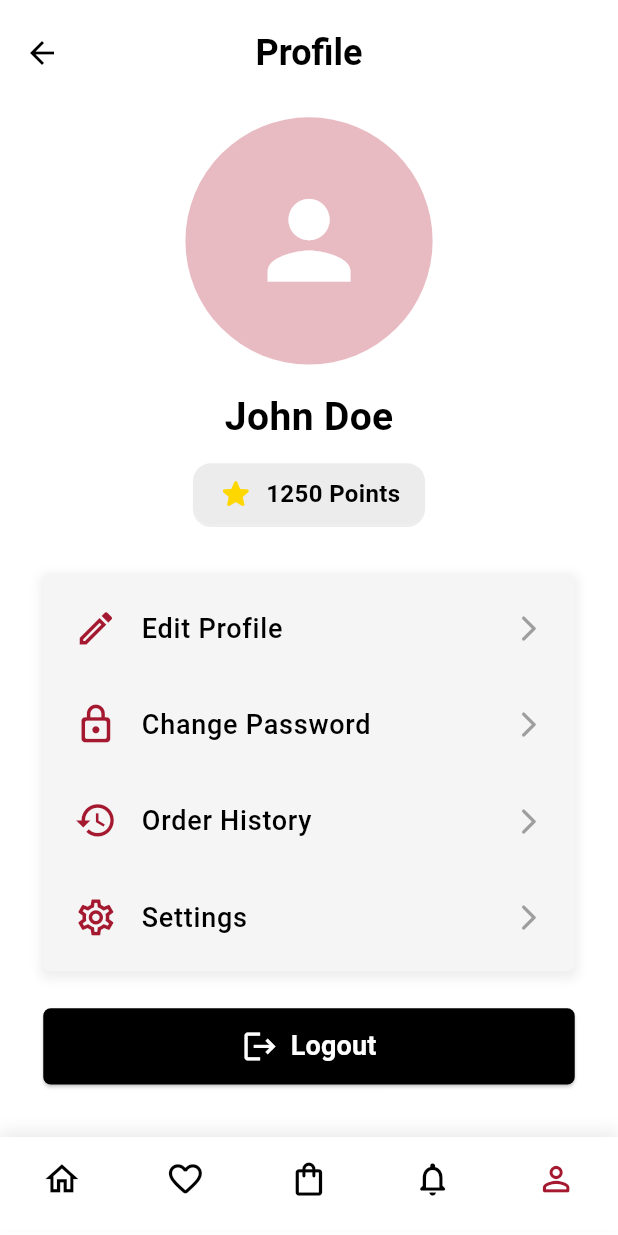
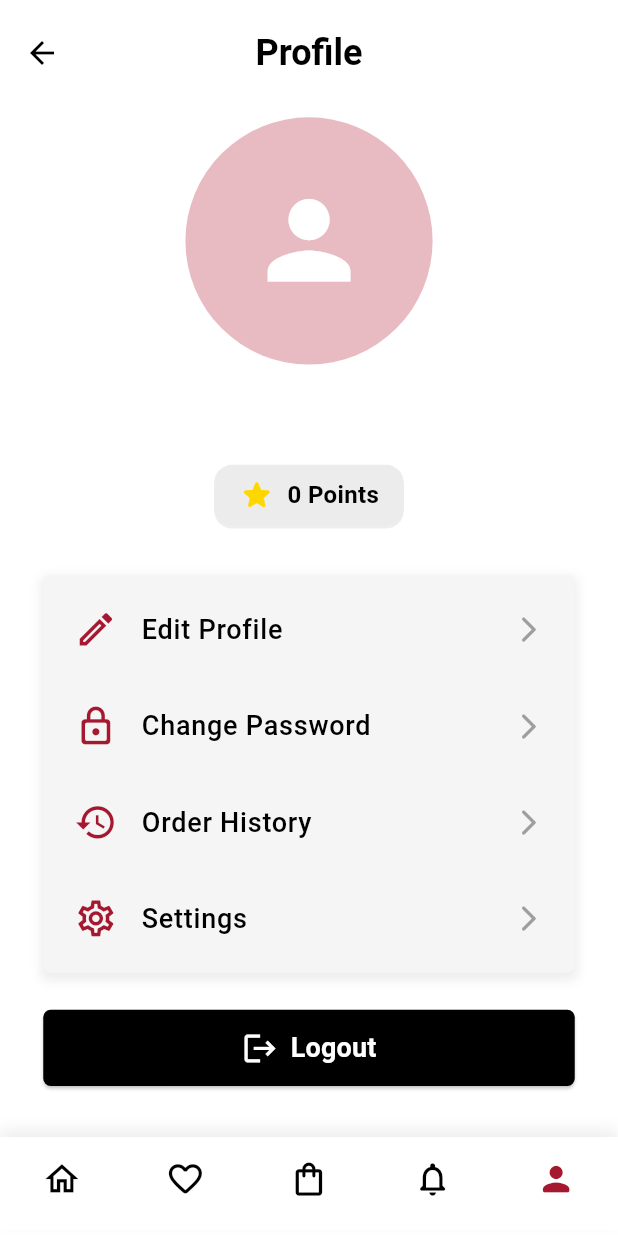
Before and after one commit to iSeFz/ELEVATE-Mobile, a Flutter app: the MainPage screen opened directly with empty values, on a phone screen of 412 x 824 dp. Run offline on Flutter 3.47's test engine with Material 3 defaults, Android fonts, the phone set to English and light mode, and no system bars; our stand-ins replace bloc, firebase_auth, firebase_core, flutter_bloc, google_sign_in; accounts and stored records are empty.

Commit message:
Added profile cubit implementation Updated all state changes in the profile page to be handled by the profile cubit Separated the profile page option widget into a new file Added loyalty points and image URL to the customer model Updated the main page to pass the customer object to the profile page as a widget parameter

```diff
--- a/elevate/lib/features/auth/data/models/customer.dart
+++ b/elevate/lib/features/auth/data/models/customer.dart
@@ -7,6 +7,8 @@ class Customer {
   String? username;
   String? password;
   String? phoneNumber;
+  String? imageURL;
+  int? loyaltyPoints;
 
   // Default constructor
   Customer({
@@ -17,6 +19,8 @@ class Customer {
     this.username,
     this.password,
     this.phoneNumber,
+    this.imageURL,
+    this.loyaltyPoints,
   });
 
   // Parameterized constructor with null safety
@@ -28,6 +32,8 @@ class Customer {
     username = map['username']?.toString();
     password = map['password']?.toString();
     phoneNumber = map['phoneNumber']?.toString();
+    imageURL = map['imageURL']?.toString();
+    loyaltyPoints = map['loyaltyPoints'] as int?;
   }
 
   // Getter to return a map of the converted customer object
@@ -40,6 +46,8 @@ class Customer {
       'username': username,
       'password': password,
       'phoneNumber': phoneNumber,
+      'imageURL': imageURL,
+      'loyaltyPoints': loyaltyPoints,
     };
   }
 }
--- a/elevate/lib/features/common/main_page.dart
+++ b/elevate/lib/features/common/main_page.dart
@@ -29,7 +29,7 @@ class _MainPageState extends State<MainPage> {
       WishlistPage(userID: widget.customer.id!),
       CartPage(),
       NotificationsPage(),
-      ProfilePage(),
+      ProfilePage(customer: widget.customer),
     ];
   }
 
@@ -113,7 +113,13 @@ class _MainPageState extends State<MainPage> {
                 label: '',
               ),
               BottomNavigationBarItem(
-                icon: Center(child: Icon(Icons.person_outline_rounded)),
+                icon: Center(
+                  child: Icon(
+                    _selectedIndex == 4
+                        ? Icons.person_rounded
+                        : Icons.person_outline_rounded,
+                  ),
+                ),
                 label: '',
               ),
             ],
--- /dev/null
+++ b/elevate/lib/features/profile/presentation/cubits/profile_cubit.dart
@@ -0,0 +1,31 @@
+import 'package:flutter_bloc/flutter_bloc.dart';
+import '/../features/auth/data/models/customer.dart';
+import 'profile_state.dart';
+
+class ProfileCubit extends Cubit<ProfileState> {
+  ProfileCubit() : super(ProfileInitial());
+
+  Customer? _customer;
+
+  // Getters for easier access to customer data
+  Customer? get customer => _customer;
+
+  String get fullName => '${_customer!.firstName} ${_customer!.lastName}'.trim();
+
+  String get loyaltyPoints => '${_customer!.loyaltyPoints.toString()} Points';
+
+  // Initialize customer data at the start
+  void initializeCustomer(Customer? customer) {
+    emit(ProfileLoading());
+    try {
+      if (customer == null) {
+        throw Exception("Customer data is not available");
+      }
+      // Save a copy of the customer data
+      _customer = customer;
+      emit(ProfileLoaded());
+    } catch (e) {
+      emit(ProfileError(message: e.toString()));
+    }
+  }
+}
--- /dev/null
+++ b/elevate/lib/features/profile/presentation/cubits/profile_state.dart
@@ -0,0 +1,13 @@
+abstract class ProfileState {}
+
+class ProfileInitial extends ProfileState {}
+
+class ProfileLoading extends ProfileState {}
+
+class ProfileLoaded extends ProfileState {}
+
+class ProfileError extends ProfileState {
+  final String message;
+
+  ProfileError({required this.message});
+}
--- a/elevate/lib/features/profile/presentation/screens/profile_page.dart
+++ b/elevate/lib/features/profile/presentation/screens/profile_page.dart
@@ -1,33 +1,34 @@
 import 'package:flutter/material.dart';
 import 'package:flutter_bloc/flutter_bloc.dart';
-import '../../../../cubits/customer_cubit.dart';
 import 'edit_profile_page.dart';
 import '../../../../core/utils/google_utils.dart';
 import 'change_password_page.dart';
 import '../../../auth/presentation/screens/login_page.dart';
+import '../../../auth/data/models/customer.dart';
+import '../../../profile/presentation/cubits/profile_cubit.dart';
+import '../../../profile/presentation/cubits/profile_state.dart';
+import '../../../profile/presentation/widgets/profile_page_option.dart';
 
 // Profile Page
-class ProfilePage extends StatefulWidget {
-  const ProfilePage({super.key});
+class ProfilePage extends StatelessWidget {
+  final Customer customer;
+  const ProfilePage({super.key, required this.customer});
 
-  @override
-  State<ProfilePage> createState() => _ProfilePageState();
-}
-
-class _ProfilePageState extends State<ProfilePage> {
   @override
   Widget build(BuildContext context) {
     final screenWidth = MediaQuery.of(context).size.width;
     final screenHeight = MediaQuery.of(context).size.height;
-    final theme = Theme.of(context); // Get theme data
+    final theme = Theme.of(context);
 
-    return Scaffold(
+    return BlocProvider(
+      create: (context) => ProfileCubit()..initializeCustomer(customer),
+      child: Scaffold(
         backgroundColor: Colors.white,
         appBar: AppBar(
           toolbarHeight: 70,
           centerTitle: true,
-        backgroundColor: Colors.white,                // add shadow below
-        shadowColor: Colors.black.withOpacity(0.25), // subtle black shadow
+          backgroundColor: Colors.white,
+          shadowColor: Colors.black26,
           title: Text(
             'Profile',
             style: TextStyle(
@@ -46,10 +47,10 @@ class _ProfilePageState extends State<ProfilePage> {
             ),
             child: Column(
               children: [
+                // Customer profile photo
                 CircleAvatar(
                   radius: screenWidth * 0.2,
-                backgroundColor:
-                    theme.colorScheme.tertiary, // Theme color
+                  backgroundColor: theme.colorScheme.tertiary,
                   child: Icon(
                     Icons.person,
                     size: screenWidth * 0.2,
@@ -57,32 +58,15 @@ class _ProfilePageState extends State<ProfilePage> {
                   ),
                 ),
                 SizedBox(height: screenHeight * 0.02),
-              BlocBuilder<CustomerCubit, CustomerState>(
+                // Customer name field
+                BlocBuilder<ProfileCubit, ProfileState>(
                   builder: (context, state) {
-                  if (state is CustomerLoaded) {
-                    // Combine firstName and lastName for fullName
-                    final fullName =
-                        '${state.customer.firstName ?? ''} ${state.customer.lastName ?? ''}';
+                    String displayName =
+                        state is ProfileLoaded
+                            ? context.read<ProfileCubit>().fullName
+                            : 'User Name';
                     return Text(
-                      fullName.trim().isNotEmpty
-                          ? fullName.trim()
-                          : 'User Name', // Display full name or a default
-                      style: TextStyle(
-                        fontSize: 26,
-                        fontWeight: FontWeight.bold,
-                        color: theme.textTheme.titleLarge?.color,
-                      ),
-                    );
-                  } else if (state is CustomerLoading) {
-                    return const CircularProgressIndicator();
-                  } else if (state is CustomerError) {
-                    return Text(
-                      state.message,
-                      style: TextStyle(color: Colors.red),
-                    );
-                  }
-                  return Text(
-                    'John Doe', // Default text if no state matches or in initial state
+                      displayName,
                       style: TextStyle(
                         fontSize: 26,
                         fontWeight: FontWeight.bold,
@@ -92,62 +76,72 @@ class _ProfilePageState extends State<ProfilePage> {
                   },
                 ),
                 SizedBox(height: screenHeight * 0.015),
-              // Container for Loyalty Points
+                // Container for loyalty points
                 Container(
                   padding: EdgeInsets.symmetric(
                     horizontal: screenWidth * 0.04,
                     vertical: screenHeight * 0.01,
                   ),
                   decoration: BoxDecoration(
-                  color: Color(0xFFECECEC),
+                    color: const Color(0xFFECECEC),
                     borderRadius: BorderRadius.circular(12),
                     boxShadow: [
                       BoxShadow(
                         color: Colors.grey.shade200,
-                      // spreadRadius: 1,
-                      // blurRadius: 3,
-                      offset: Offset(0, 2),
+                        offset: const Offset(0, 2),
                       ),
                     ],
                   ),
                   child: Row(
                     mainAxisSize: MainAxisSize.min,
                     children: [
-                    Icon(Icons.star_rounded, size: 24, color: Color(0xFFFFD700)),
+                      const Icon(
+                        Icons.star_rounded,
+                        size: 24,
+                        color: Color(0xFFFFD700),
+                      ),
                       SizedBox(width: screenWidth * 0.02),
-                    Text(
-                      '1250 Points', // TODO: Replace with actual loyalty points
+                      BlocBuilder<ProfileCubit, ProfileState>(
+                        builder: (context, state) {
+                          String displayPoints =
+                              state is ProfileLoaded
+                                  ? context.read<ProfileCubit>().loyaltyPoints
+                                  : '0 Points';
+                          return Text(
+                            displayPoints,
                             style: TextStyle(
                               fontSize: 16,
                               fontWeight: FontWeight.bold,
-                        color: theme.colorScheme.secondary
+                              color: theme.colorScheme.secondary,
                             ),
+                          );
+                        },
                       ),
                     ],
                   ),
                 ),
                 SizedBox(height: screenHeight * 0.04),
-
-              // Removed Expanded, Container will size to its children (ListView with shrinkWrap: true)
+                // Container for the list of profile options
                 Container(
                   decoration: BoxDecoration(
-                  color: Colors.grey[100], // Theme color for card background
+                    color: Colors.grey[100],
                     borderRadius: BorderRadius.circular(5),
                     boxShadow: [
                       BoxShadow(
                         color: Colors.grey.shade200,
                         spreadRadius: 2,
                         blurRadius: 5,
-                      offset: Offset(0, 3),
+                        offset: const Offset(0, 3),
                       ),
                     ],
                   ),
                   child: ListView(
                     shrinkWrap: true,
-                  padding: EdgeInsets.symmetric(vertical: screenHeight * 0.005),
+                    padding: EdgeInsets.symmetric(
+                      vertical: screenHeight * 0.005,
+                    ),
                     children: <Widget>[
-                    _buildProfileOption(
-                      context,
+                      ProfilePageOption(
                         icon: Icons.edit_outlined,
                         text: 'Edit Profile',
                         onTap: () {
@@ -159,10 +153,9 @@ class _ProfilePageState extends State<ProfilePage> {
                           );
                         },
                       ),
-                    _buildProfileOption(
-                      context,
+                      ProfilePageOption(
                         icon: Icons.lock_outline_rounded,
-                      text: 'Change Password', // Changed from Add Pin
+                        text: 'Change Password',
                         onTap: () {
                           Navigator.push(
                             context,
@@ -172,18 +165,14 @@ class _ProfilePageState extends State<ProfilePage> {
                           );
                         },
                       ),
-                    _buildProfileOption(
-                      context,
-                      icon:
-                          Icons
-                              .history_outlined, // Changed icon for Order History
-                      text: 'Order History', // Changed from Invite a friend
+                      ProfilePageOption(
+                        icon: Icons.history_outlined,
+                        text: 'Order History',
                         onTap: () {
                           // TODO: Implement Order History navigation/action
                         },
                       ),
-                    _buildProfileOption(
-                      context,
+                      ProfilePageOption(
                         icon: Icons.settings_outlined,
                         text: 'Settings',
                         onTap: () {
@@ -193,19 +182,17 @@ class _ProfilePageState extends State<ProfilePage> {
                     ],
                   ),
                 ),
-              SizedBox(
-                height: screenHeight * 0.03,
-              ), // Spacing before logout button
+                SizedBox(height: screenHeight * 0.03),
                 // Logout Button
                 SizedBox(
-                width:double.infinity, // Make button take full width available in padding
+                  width: double.infinity,
                   child: ElevatedButton.icon(
                     icon: Icon(
                       Icons.logout,
                       color: Colors.white,
                       size: screenWidth * 0.06,
                     ),
-                  label: Text(
+                    label: const Text(
                       'Logout',
                       style: TextStyle(
                         fontSize: 18,
@@ -227,9 +214,7 @@ class _ProfilePageState extends State<ProfilePage> {
                       Navigator.pushReplacement(
                         context,
                         MaterialPageRoute(
-                        builder:
-                            (context) =>
-                                const LoginPage(), // TODO: Replace with actual login page
+                          builder: (context) => const LoginPage(),
                         ),
                       );
                     },
@@ -239,42 +224,6 @@ class _ProfilePageState extends State<ProfilePage> {
             ),
           ),
         ),
-    );
-  }
-
-  Widget _buildProfileOption(
-    BuildContext context, {
-    required IconData icon,
-    required String text,
-    required VoidCallback onTap,
-  }) {
-    final screenWidth = MediaQuery.of(context).size.width;
-    final screenHeight = MediaQuery.of(context).size.height;
-    final theme = Theme.of(context); // Get theme data
-
-    return ListTile(
-      leading: Icon(
-        icon,
-        color: theme.colorScheme.primary, // Simplified color logic
-        size: screenWidth * 0.07,
-      ),
-      title: Text(
-        text,
-        style: TextStyle(
-          fontSize: 18,
-          fontWeight: FontWeight.w500,
-          color: theme.textTheme.bodyLarge?.color, // Simplified color logic
-        ),
-      ),
-      trailing: Icon(
-        Icons.arrow_forward_ios_rounded,
-        size: screenWidth * 0.05,
-        color: Colors.grey,
-      ),
-      onTap: onTap,
-      contentPadding: EdgeInsets.symmetric(
-        horizontal: screenWidth * 0.05,
-        vertical: screenHeight * 0.005,
       ),
     );
   }
--- /dev/null
+++ b/elevate/lib/features/profile/presentation/widgets/profile_page_option.dart
@@ -0,0 +1,47 @@
+import 'package:flutter/material.dart';
+
+class ProfilePageOption extends StatelessWidget {
+  const ProfilePageOption({
+    super.key,
+    required this.icon,
+    required this.text,
+    required this.onTap,
+  });
+
+  final IconData icon;
+  final String text;
+  final VoidCallback onTap;
+
+  @override
+  Widget build(BuildContext context) {
+    final screenWidth = MediaQuery.of(context).size.width;
+    final screenHeight = MediaQuery.of(context).size.height;
+    final theme = Theme.of(context);
+
+    return ListTile(
+      leading: Icon(
+        icon,
+        color: theme.colorScheme.primary,
+        size: screenWidth * 0.07,
+      ),
+      title: Text(
+        text,
+        style: TextStyle(
+          fontSize: 18,
+          fontWeight: FontWeight.w500,
+          color: theme.textTheme.bodyLarge?.color,
+        ),
+      ),
+      trailing: Icon(
+        Icons.arrow_forward_ios_rounded,
+        size: screenWidth * 0.05,
+        color: Colors.grey,
+      ),
+      onTap: onTap,
+      contentPadding: EdgeInsets.symmetric(
+        horizontal: screenWidth * 0.05,
+        vertical: screenHeight * 0.005,
+      ),
+    );
+  }
+}
```
Lines whose indentation alone changed are shown as unchanged.
